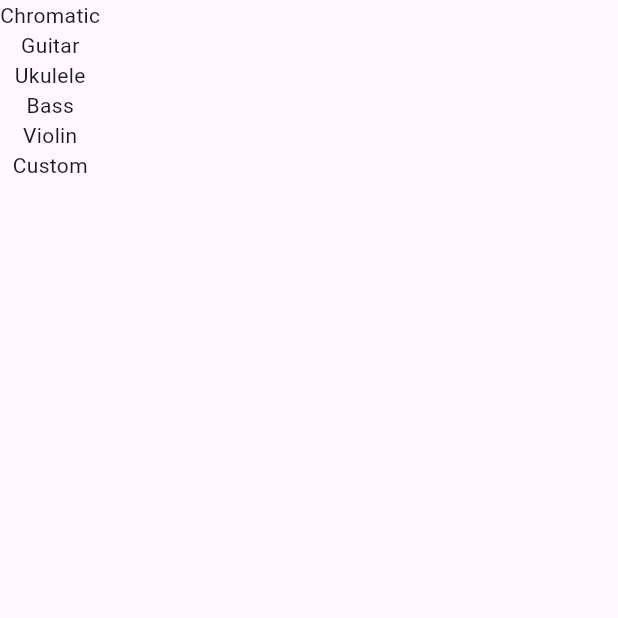
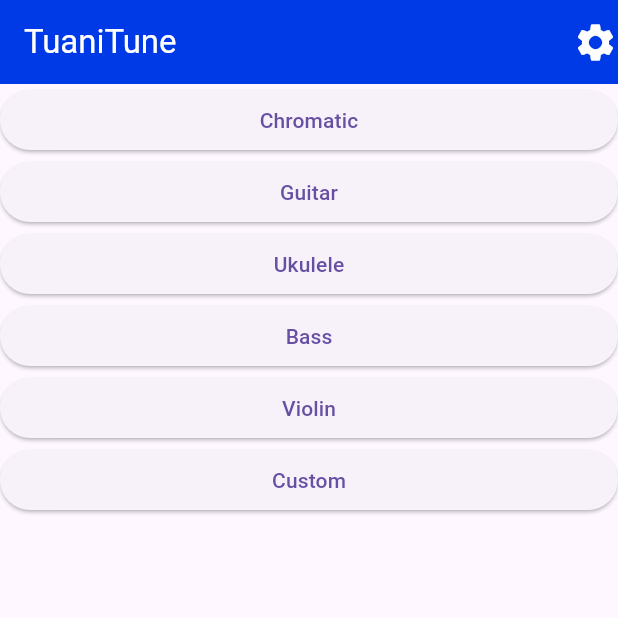
Before and after one commit to ErnestoVivas/tuani_tune, a Flutter app: the screen it shows after launch, on a phone screen of 412 x 824 dp, the top half of it. Run offline on Flutter 3.47's test engine with Material 3 defaults, Android fonts, the light colour scheme and no system bars.

Commit message:
first steps home screen

```diff
--- a/lib/home.dart
+++ b/lib/home.dart
@@ -1,4 +1,19 @@
 import 'package:flutter/material.dart';
+
+void main() => runApp(TuaniTune());
+
+class TuaniTune extends StatelessWidget {
+  const TuaniTune({super.key});
+
+  @override
+  Widget build(BuildContext context) {
+    return MaterialApp(
+    title: "Tunaitune",
+      home: Home(),
+    );
+  }
+}
+
 
 class Home extends StatefulWidget {
   const Home({
@@ -10,18 +25,46 @@ class Home extends StatefulWidget {
 }
 
 class _HomeState extends State<Home> {
-
   @override
   Widget build(BuildContext context) {
     return Scaffold(
+      appBar: AppBar(
+        title: Text("TuaniTune", style: TextStyle(color: Colors.white)),
+        backgroundColor: Color.fromRGBO(0, 57, 230, 1.0),
+        actionsIconTheme: const IconThemeData(color: Colors.white, size: 30),
+        actions: const [
+          Icon(Icons.settings)
+        ],
+      ),
       body: Column(
-        children: [
-          Text('Chromatic'),
-          Text('Guitar'),
-          Text('Ukulele'),
-          Text('Bass'),
-          Text('Violin'),
-          Text('Custom'),
+        mainAxisAlignment: MainAxisAlignment.spaceBetween,
+        crossAxisAlignment: CrossAxisAlignment.stretch,
+        mainAxisSize: MainAxisSize.min,
+        children: <Widget> [
+          ElevatedButton(
+            onPressed: () => print('Chromatic pressed'),
+            child: Text('Chromatic', textAlign: TextAlign.center,),
+          ),
+          ElevatedButton(
+            onPressed: () => print('Guitar pressed'),
+            child: Text('Guitar', textAlign: TextAlign.center,),
+          ),
+          ElevatedButton(
+            onPressed: () => print('Ukelele pressed'),
+            child:Text('Ukulele'),
+          ),
+          ElevatedButton(
+            onPressed: () => print('Bass pressed'),
+            child:Text('Bass'),
+          ),
+          ElevatedButton(
+            onPressed: () => print('Violin pressed'),
+            child:Text('Violin'),
+          ),
+          ElevatedButton(
+            onPressed: () => print('Ukelele pressed'),
+            child: Text('Custom'),
+          ),
         ],
       ),
     );
```
